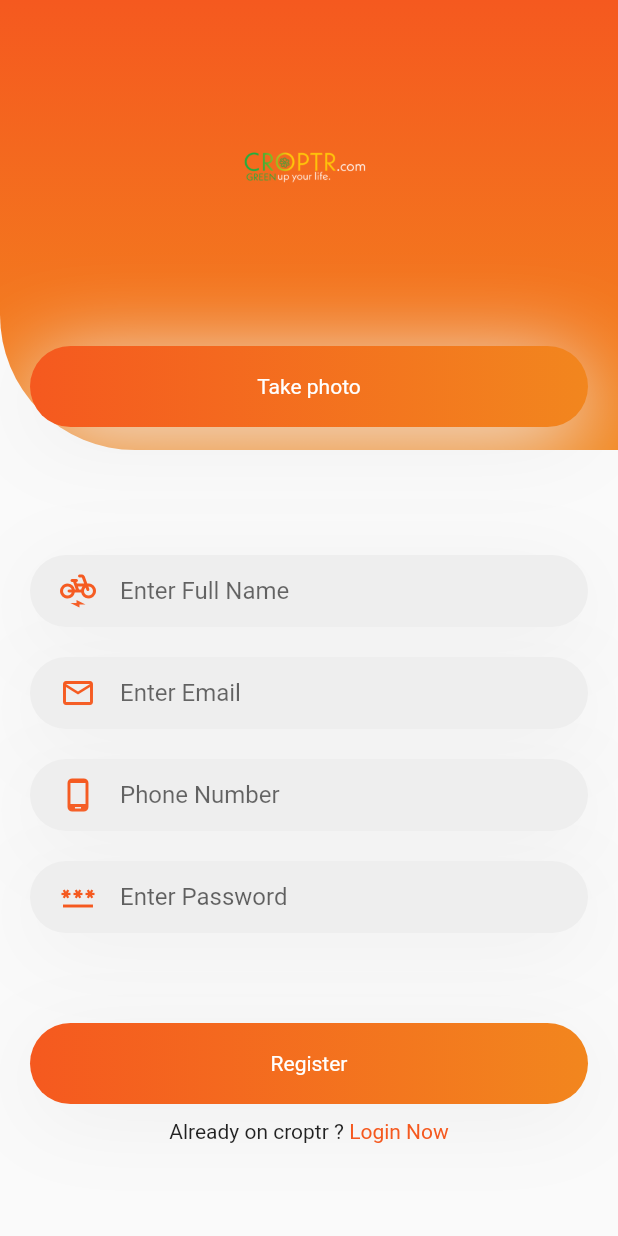
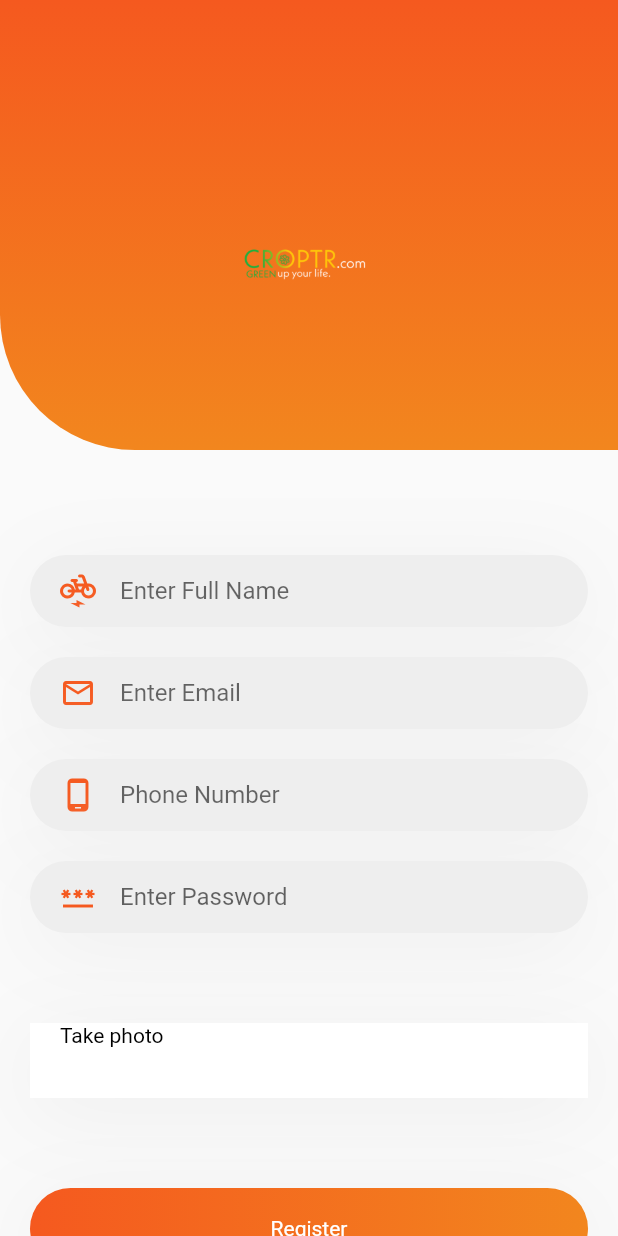
Before and after one commit to saniket919/flutterLearning, a Flutter app: the screen it shows after launch, after a tap on "Register Now", on a phone screen of 412 x 824 dp. Run offline on Flutter 3.47's test engine with Material 2 defaults, Android fonts, the phone set to English and light mode, and no system bars; our stand-ins replace email_validator, image_picker.

Commit message:
fixed photo button position

```diff
--- a/lib/registration_screen.dart
+++ b/lib/registration_screen.dart
@@ -112,36 +112,7 @@ class InitState extends State<RegistrationScreen> {
                         width: 90,
                         child: Image.asset('images/app_logo.png'),
                       ),
-                      GestureDetector(
-                          onTap:()=>{
-                            _showImageDialog()
-                          },
-                          child:Container(
-                              margin:const EdgeInsets.only(left:20,right:20,top:60),
-                              alignment: Alignment.center,
-                              padding: const EdgeInsets.only(left:20,right:20),
-                              height: 54,
-                              decoration: BoxDecoration(
-                                gradient: const LinearGradient(
-                                  colors:[(Color(0xffF5591F)),(Color(0xffF2861E))],
-                                  begin:Alignment.centerLeft,
-                                  end:Alignment.centerRight,
-                                ),
-                                borderRadius: BorderRadius.circular(50),
-                                boxShadow:const [BoxShadow(
-                                    offset:Offset(0,10),
-                                    blurRadius:50,
-                                    color:Color(0xffEEEEEE)
-                                )],
-                              ),
-                              child:const Text(
-                                  "Take photo",
-                                  style:TextStyle(
-                                      color:Colors.white
-                                  )
-                              )
-                          )
-                      ),
+
                     ],
                   ),
                 )
@@ -254,6 +225,36 @@ class InitState extends State<RegistrationScreen> {
             ),
             GestureDetector(
                 onTap:()=>{
+                  _showImageDialog()
+                },
+                child:Container(
+                    margin:const EdgeInsets.only(left:20,right:20,top:60),
+                    alignment: Alignment.topLeft,
+                    padding: const EdgeInsets.only(left:20,right:20),
+                    height: 50,
+                    decoration: BoxDecoration(
+                      gradient: const LinearGradient(
+                        colors:[(Color(0xffffffff)),(Color(0xffffffff))],
+                        begin:Alignment.centerLeft,
+                        end:Alignment.centerRight,
+                      ),
+                      borderRadius: BorderRadius.circular(0),
+                      boxShadow:const [BoxShadow(
+                          offset:Offset(0,10),
+                          blurRadius:50,
+                          color:Color(0xffEEEEEE)
+                      )],
+                    ),
+                    child:const Text(
+                        "Take photo",
+                        style:TextStyle(
+                            color:Colors.black
+                        )
+                    )
+                )
+            ),
+            GestureDetector(
+                onTap:()=>{
                   Navigator.push(context,MaterialPageRoute(builder: (context)=>const RegistrationScreen()
                   ))
                 },
```
